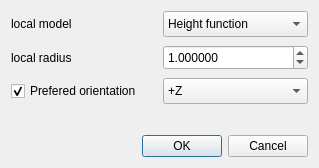
Above: qCC/ui_templates/normalComputationDlg.ui from archeos/cloudcompare-archeos before the change. Below: the same form after it.
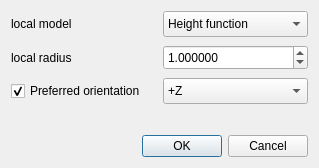
That is the form after the change.

What changed in the file:
```diff
--- a/qCC/ui_templates/normalComputationDlg.ui
+++ b/qCC/ui_templates/normalComputationDlg.ui
@@ -112,7 +112,7 @@
      <item>
       <widget class="QCheckBox" name="preferedOrientationCheckBox">
        <property name="text">
-        <string>Prefered orientation</string>
+        <string>Preferred orientation</string>
        </property>
        <property name="checked">
         <bool>true</bool>
```
